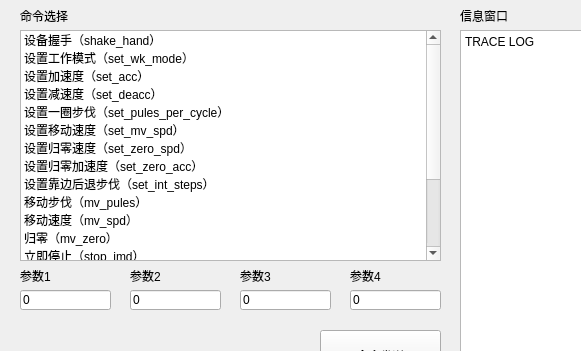
Above: cebs/form_qt/cebsMengForm.ui from Baxianxiahai/med before the change; both pictures show x 0 to 581 and y 0 to 351 of the 1185 by 643 pixel window. Below: the same form after it.
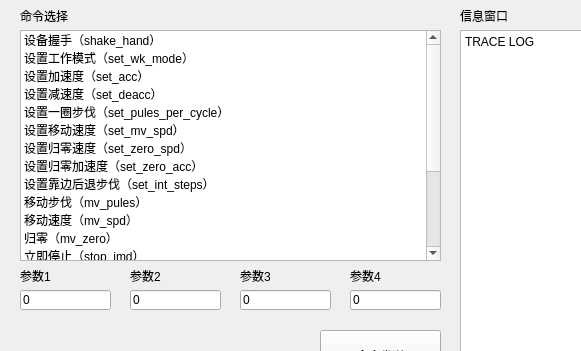
That is the form after the change.

Commit message: LC:add command to meng for exti control delay time

The edit to the form file:
```diff
--- a/cebs/form_qt/cebsMengForm.ui
+++ b/cebs/form_qt/cebsMengForm.ui
@@ -125,6 +125,11 @@
      <string>测试脉冲数（test_pules)</string>
     </property>
    </item>
+   <item>
+    <property name="text">
+     <string>设置限位器触发迟滞（set_exti_delay_time)</string>
+    </property>
+   </item>
   </widget>
   <widget class="QLabel" name="label_meng_par1">
    <property name="geometry">
```
The commit also changes 17 other files.
